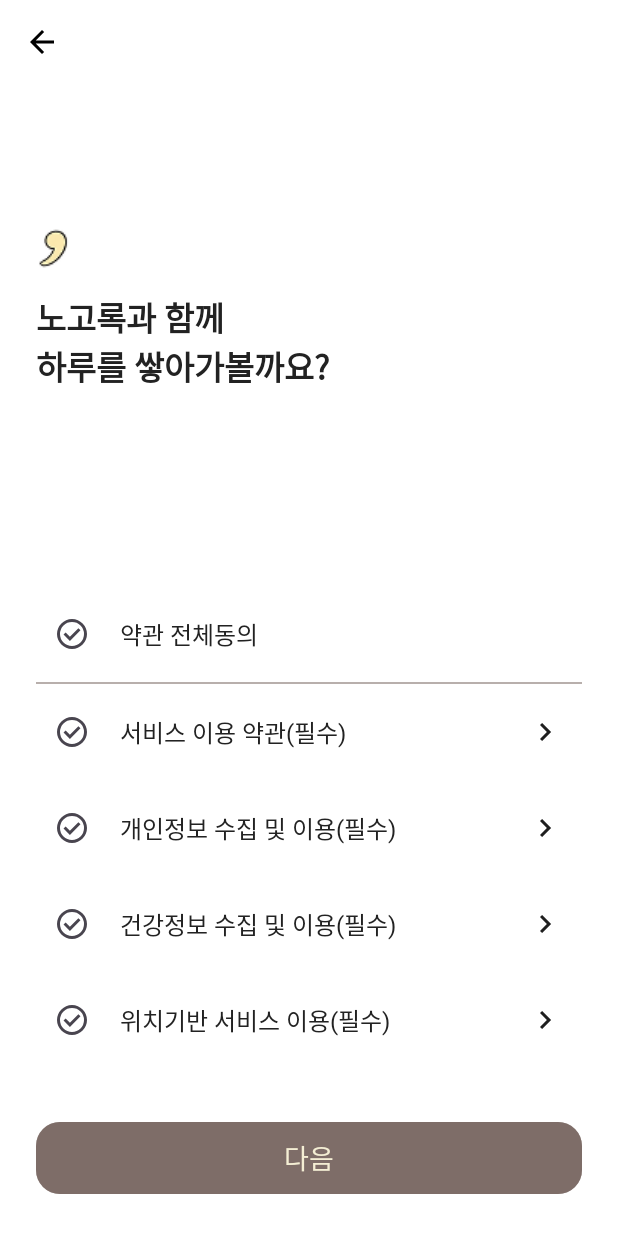
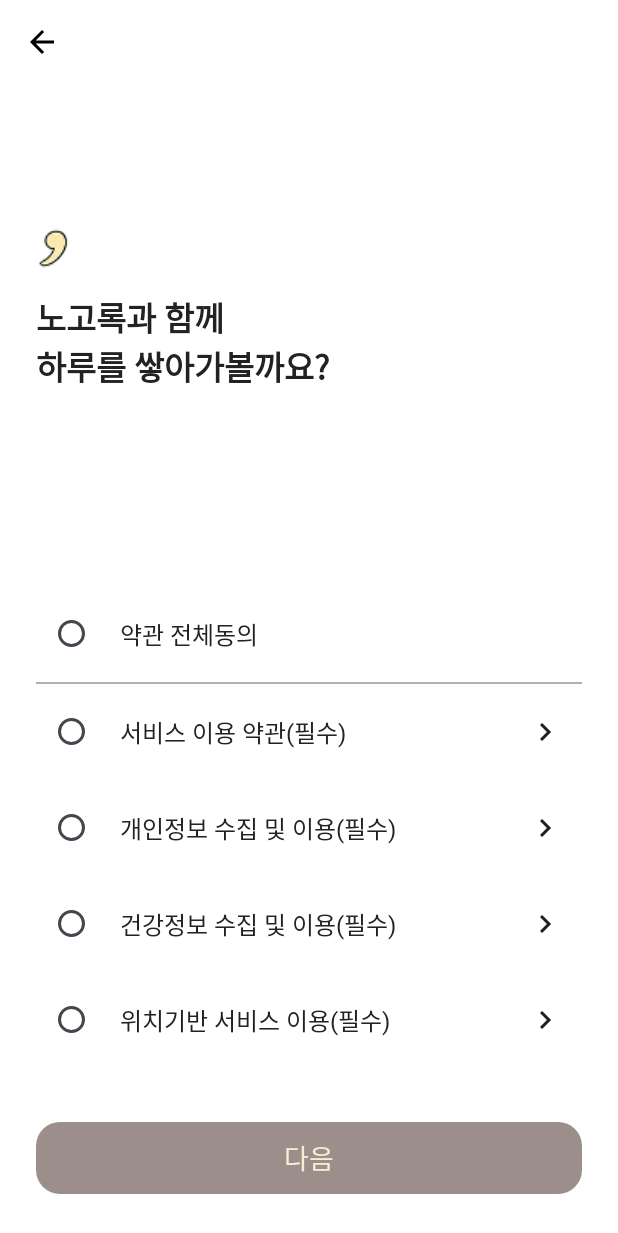
Before and after one commit to 2025-NOGOROK/FE, an Android app: the RegisterTermsActivity screen opened directly, with no data from a screen before it, on a phone screen of 412 x 824 dp. Shown: the top 1233 px of the screen. Run offline under Robolectric (Android 15) with nearby library versions, the phone set to English and light mode, and no system bars.

Commit message:
🎨Design: 약관 동의 체크박스 커스텀 및 UI/리소스 디자인 개선
- 약관 동의 체크박스에 selector_circle_checkbox.xml 적용, 상태별 커스텀 벡터 리소스(ic_checkbox_checked.xml, ic_checkbox_unchecked.xml) 연결
- 체크박스 UI를 피그마 디자인에 맞춰 원형 커스텀으로 개선
- activity_register_terms.xml에서 각 체크박스에 custom selector 적용
- MaterialButton, 전체 약관 UI 디자인 및 색상 개선
- 기존 체크박스, 버튼 디자인 리소스 및 코드 정리

```diff
--- a/app/src/main/java/com/example/nogorok/RegisterTermsActivity.kt
+++ b/app/src/main/java/com/example/nogorok/RegisterTermsActivity.kt
@@ -5,7 +5,6 @@ import android.graphics.Color
 import android.os.Bundle
 import android.widget.CheckBox
 import android.widget.ImageButton
-import android.widget.Toast
 import androidx.appcompat.app.AppCompatActivity
 import com.google.android.material.button.MaterialButton
 
@@ -14,11 +13,9 @@ class RegisterTermsActivity : AppCompatActivity() {
         super.onCreate(savedInstanceState)
         setContentView(R.layout.activity_register_terms)
 
-        // 뒤로가기 버튼
         val btnBack = findViewById<ImageButton>(R.id.btnBack)
         btnBack.setOnClickListener { finish() }
 
-        // 체크박스
         val chkAll = findViewById<CheckBox>(R.id.chkAll)
         val chkService = findViewById<CheckBox>(R.id.chkService)
         val chkPrivacy = findViewById<CheckBox>(R.id.chkPrivacy)
@@ -26,38 +23,16 @@ class RegisterTermsActivity : AppCompatActivity() {
         val chkLocation = findViewById<CheckBox>(R.id.chkLocation)
         val btnNext = findViewById<MaterialButton>(R.id.btnNext)
 
-        // 약관 상세 페이지 이동 버튼
-        val btnServiceDetail = findViewById<ImageButton>(R.id.btnServiceDetail)
-        val btnPrivacyDetail = findViewById<ImageButton>(R.id.btnPrivacyDetail)
-        val btnHealthDetail = findViewById<ImageButton>(R.id.btnHealthDetail)
-        val btnLocationDetail = findViewById<ImageButton>(R.id.btnLocationDetail)
-
-        // 상세 > 버튼 클릭 시 각 약관 Activity로 이동
-        btnServiceDetail.setOnClickListener {
-            startActivity(Intent(this, ServiceTermsActivity::class.java))
-        }
-        btnPrivacyDetail.setOnClickListener {
-            startActivity(Intent(this, PrivacyTermsActivity::class.java))
-        }
-        btnHealthDetail.setOnClickListener {
-            startActivity(Intent(this, HealthTermsActivity::class.java))
-        }
-        btnLocationDetail.setOnClickListener {
-            startActivity(Intent(this, LocationTermsActivity::class.java))
-        }
-
-        // 체크박스 리스트 (필수 약관 4개)
         val allChecks = listOf(chkService, chkPrivacy, chkHealth, chkLocation)
 
         // 전체 동의 체크 시 하위 항목 모두 체크/해제
         chkAll.setOnCheckedChangeListener { _, isChecked ->
+            // 리스너 중복 방지
             allChecks.forEach { it.setOnCheckedChangeListener(null) }
             allChecks.forEach { it.isChecked = isChecked }
+            // 리스너 재설정
             allChecks.forEach { chk ->
-                chk.setOnCheckedChangeListener { _, _ ->
-                    chkAll.isChecked = allChecks.all { it.isChecked }
-                    updateButtonState(btnNext, allChecks)
-                }
+                chk.setOnCheckedChangeListener { _, _ -> updateAllCheck(chkAll, allChecks, btnNext) }
             }
             updateButtonState(btnNext, allChecks)
         }
@@ -65,32 +40,38 @@ class RegisterTermsActivity : AppCompatActivity() {
         // 개별 체크 시 전체 동의 상태도 반영
         allChecks.forEach { chk ->
             chk.setOnCheckedChangeListener { _, _ ->
-                chkAll.setOnCheckedChangeListener(null)
-                chkAll.isChecked = allChecks.all { it.isChecked }
-                chkAll.setOnCheckedChangeListener { _, isChecked ->
-                    allChecks.forEach { it.setOnCheckedChangeListener(null) }
-                    allChecks.forEach { it.isChecked = isChecked }
-                    allChecks.forEach { chk2 ->
-                        chk2.setOnCheckedChangeListener { _, _ ->
-                            chkAll.isChecked = allChecks.all { it.isChecked }
-                            updateButtonState(btnNext, allChecks)
-                        }
-                    }
-                    updateButtonState(btnNext, allChecks)
-                }
-                updateButtonState(btnNext, allChecks)
+                updateAllCheck(chkAll, allChecks, btnNext)
             }
         }
 
         // 초기 버튼 상태
         updateButtonState(btnNext, allChecks)
 
-        // 다음 버튼 클릭 시 (회원가입 정보 입력 화면으로 이동)
         btnNext.setOnClickListener {
             val intent = Intent(this, RegisterInputNameActivity::class.java)
             startActivity(intent)
         }
+    }
 
+    // 개별 체크박스 변경 시 전체동의 상태 업데이트
+    private fun updateAllCheck(
+        chkAll: CheckBox,
+        allChecks: List<CheckBox>,
+        btnNext: MaterialButton
+    ) {
+        val allChecked = allChecks.all { it.isChecked }
+        // 하위 4개가 모두 체크되면 전체동의도 체크
+        chkAll.setOnCheckedChangeListener(null)
+        chkAll.isChecked = allChecked
+        chkAll.setOnCheckedChangeListener { _, isChecked ->
+            allChecks.forEach { it.setOnCheckedChangeListener(null) }
+            allChecks.forEach { it.isChecked = isChecked }
+            allChecks.forEach { chk ->
+                chk.setOnCheckedChangeListener { _, _ -> updateAllCheck(chkAll, allChecks, btnNext) }
+            }
+            updateButtonState(btnNext, allChecks)
+        }
+        updateButtonState(btnNext, allChecks)
     }
 
     // 버튼 활성화/비활성화 및 색상
--- /dev/null
+++ b/app/src/main/res/drawable/ic_checkbox_checked.xml
@@ -0,0 +1,14 @@
+<vector xmlns:android="http://schemas.android.com/apk/res/android"
+    android:width="18dp"
+    android:height="18dp"
+    android:viewportWidth="18"
+    android:viewportHeight="18">
+  <group>
+    <clip-path
+        android:pathData="M0,0.5h18v17h-18z"/>
+    <path
+        android:pathData="M9,17.5C4.071,17.5 0,13.655 0,9C0,4.345 4.065,0.5 8.993,0.5C13.922,0.5 18,4.345 18,9C18,13.655 13.929,17.5 9,17.5ZM7.894,13.27C8.15,13.27 8.371,13.159 8.537,12.917L13.182,6.043C13.286,5.899 13.376,5.723 13.376,5.566C13.376,5.22 13.051,5.005 12.712,5.005C12.512,5.005 12.311,5.116 12.159,5.338L7.859,11.794L5.571,9.085C5.392,8.869 5.205,8.791 4.984,8.791C4.645,8.791 4.362,9.046 4.362,9.392C4.362,9.555 4.431,9.731 4.548,9.868L7.217,12.924C7.431,13.172 7.638,13.27 7.894,13.27Z"
+        android:fillColor="#73605A"
+        android:fillType="evenOdd"/>
+  </group>
+</vector>
--- /dev/null
+++ b/app/src/main/res/drawable/ic_checkbox_unchecked.xml
@@ -0,0 +1,11 @@
+<vector xmlns:android="http://schemas.android.com/apk/res/android"
+    android:width="18dp"
+    android:height="18dp"
+    android:viewportWidth="18"
+    android:viewportHeight="18">
+  <path
+      android:pathData="M9,1L9,1A8,8 0,0 1,17 9L17,9A8,8 0,0 1,9 17L9,17A8,8 0,0 1,1 9L1,9A8,8 0,0 1,9 1z"
+      android:strokeWidth="2"
+      android:fillColor="#00000000"
+      android:strokeColor="#636366"/>
+</vector>
--- a/app/src/main/res/drawable/selector_circle_checkbox.xml
+++ b/app/src/main/res/drawable/selector_circle_checkbox.xml
@@ -1,9 +1,4 @@
-<vector xmlns:android="http://schemas.android.com/apk/res/android"
-    android:width="24dp"
-    android:height="24dp"
-    android:viewportWidth="960"
-    android:viewportHeight="960">
-  <path
-      android:pathData="m424,664 l282,-282 -56,-56 -226,226 -114,-114 -56,56 170,170ZM480,880q-83,0 -156,-31.5T197,763q-54,-54 -85.5,-127T80,480q0,-83 31.5,-156T197,197q54,-54 127,-85.5T480,80q83,0 156,31.5T763,197q54,54 85.5,127T880,480q0,83 -31.5,156T763,763q-54,54 -127,85.5T480,880ZM480,800q134,0 227,-93t93,-227q0,-134 -93,-227t-227,-93q-134,0 -227,93t-93,227q0,134 93,227t227,93ZM480,480Z"
-      android:fillColor="#1f1f1f"/>
-</vector>
+<selector xmlns:android="http://schemas.android.com/apk/res/android">
+  <item android:state_checked="true" android:drawable="@drawable/ic_checkbox_checked"/>
+  <item android:drawable="@drawable/ic_checkbox_unchecked"/>
+</selector>
--- a/app/src/main/res/layout/activity_register_terms.xml
+++ b/app/src/main/res/layout/activity_register_terms.xml
@@ -232,7 +232,6 @@
             android:layout_marginStart="24dp"
             android:layout_marginEnd="24dp"
             android:layout_marginBottom="24dp"
-            android:backgroundTint="#B373605A"
             android:text="다음"
             android:textColor="#F4EED4"
             android:textSize="18sp"
```
